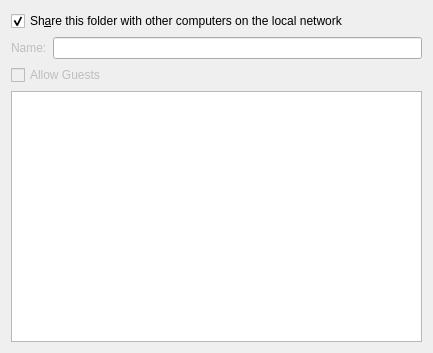
The window that samba/filepropertiesplugin/sambausershareplugin.ui (KDE/kdenetwork-filesharing) describes before a commit, drawn with Qt 5.
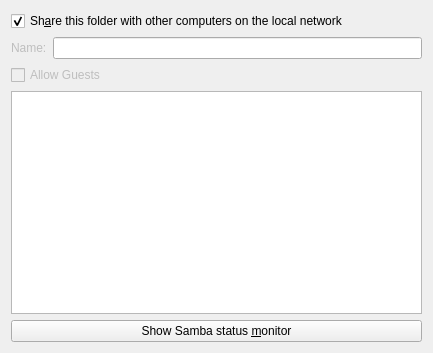
The same window after the commit. Custom widgets are drawn as their Qt base class.

Commit message: Add a button to open the Samba status monitor KCM FEATURE: 365830 FIXED-IN: 19.08.0

The edit to the form file:
```diff
--- a/samba/filepropertiesplugin/sambausershareplugin.ui
+++ b/samba/filepropertiesplugin/sambausershareplugin.ui
@@ -103,6 +103,13 @@
      </attribute>
     </widget>
    </item>
+   <item>
+    <widget class="QPushButton" name="sambaStatusMonitorButton">
+     <property name="text">
+      <string>Show Samba status &amp;monitor</string>
+     </property>
+    </widget>
+   </item>
   </layout>
  </widget>
  <customwidgets>
```
The commit also changes 1 other file.
